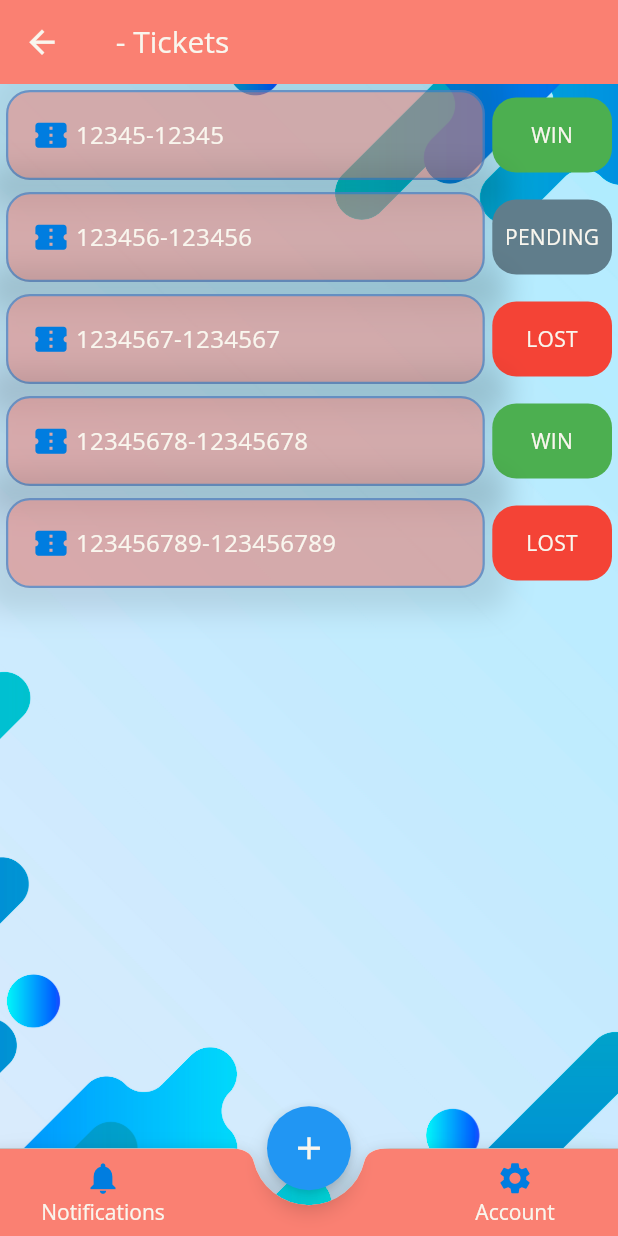
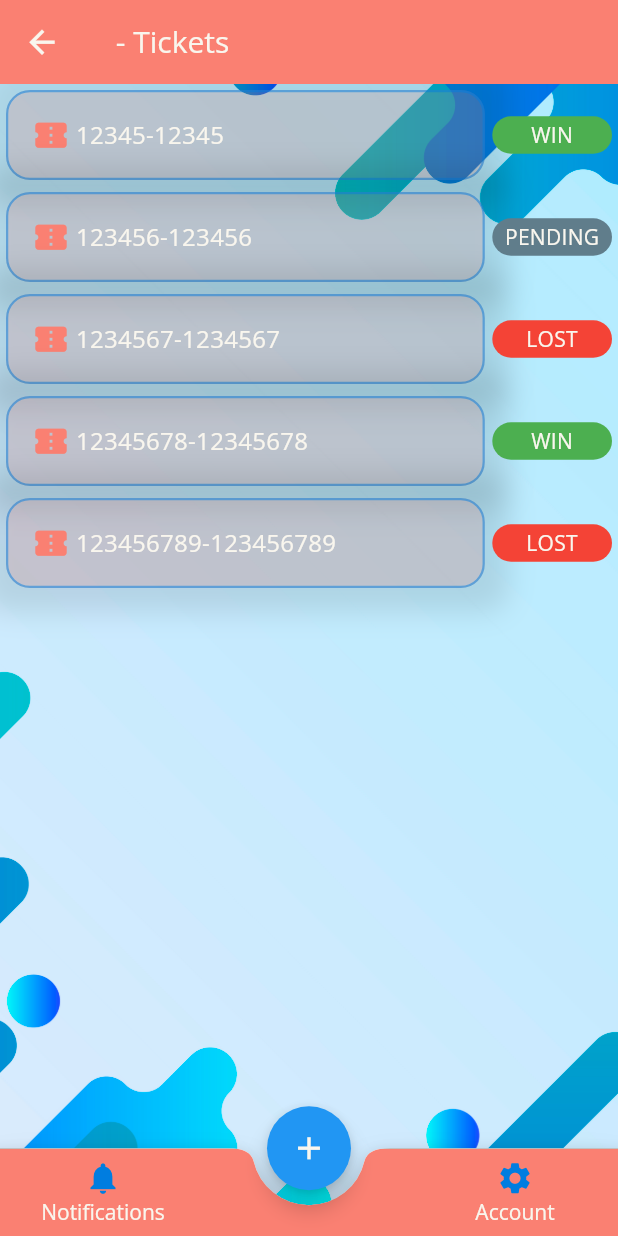
Before and after one commit to Adrian0012/ticketson, a Flutter app: the TicketsScreen screen opened directly with empty values, scrolled down 565 dp, on a phone screen of 412 x 824 dp. Run offline on Flutter 3.47's test engine with Material 2 defaults, Android fonts, the phone set to English and light mode, and no system bars; our stand-ins replace beamer, bloc, dropdown_button2, equatable, flutter_bloc, flutter_secure_storage; accounts and stored records are empty.

Commit message:
update tickets loading // update tickets widget

```diff
--- a/ticketson/lib/config/themes/palette.dart
+++ b/ticketson/lib/config/themes/palette.dart
@@ -15,5 +15,8 @@ class Palette {
   static const Color ticketWon = Colors.green;
   static const Color ticketLost = Colors.red;
 
-  static const Color chatBackground = Color(0xfff5f5f5);
+  // shimmer gradient
+  static const Color shimmerColor1 = Color(0xFFEBEBF4);
+  static const Color shimmerColor2 = Color(0xFFF4F4F4);
+  static const Color shimmerColor3 = Color(0xFFEBEBF4);
 }
--- a/ticketson/lib/modules/tickets/screens/tickets_list.dart
+++ b/ticketson/lib/modules/tickets/screens/tickets_list.dart
@@ -151,7 +151,7 @@ class _TicketItemState extends State<TicketItem> {
           flex: 8,
           child: Container(
             decoration: BoxDecoration(
-              color: Palette.primaryColor.withOpacity(0.5),
+              color: Palette.primaryColor.withOpacity(0.2),
               borderRadius: BorderRadius.circular(16.0),
               border: Border.all(
                 width: 1.5,
@@ -175,7 +175,7 @@ class _TicketItemState extends State<TicketItem> {
                       const Icon(
                         Icons.confirmation_num,
                         size: 25.0,
-                        color: Palette.accentColor,
+                        color: Palette.primaryColor,
                       ),
                       const Padding(padding: EdgeInsets.only(right: 4.0)),
                       Text(
@@ -198,7 +198,7 @@ class _TicketItemState extends State<TicketItem> {
         Expanded(
           flex: 2,
           child: Container(
-            height: 50,
+            height: 25,
             decoration: BoxDecoration(
               borderRadius: BorderRadius.circular(16.0),
               color: widget.ticket.status == 'pending'
```
Also changed, not shown: ticketson/lib/modules/tickets/widgets/tickets_skeleton_loading.dart (+40 -28 lines), ticketson/lib/modules/wallets/widgets/wallets_skeleton_loading.dart (+4 -3 lines).
